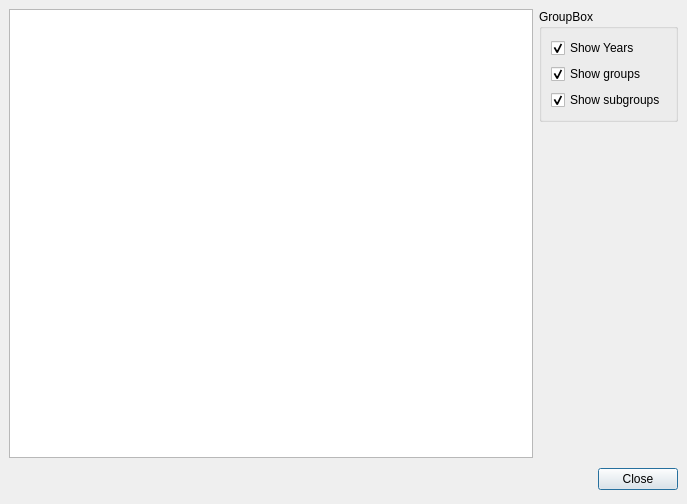
First picture: the form in fet/src/interface/studentsstatisticsform_template.ui, repository vonmecheln/fet, before the edit.
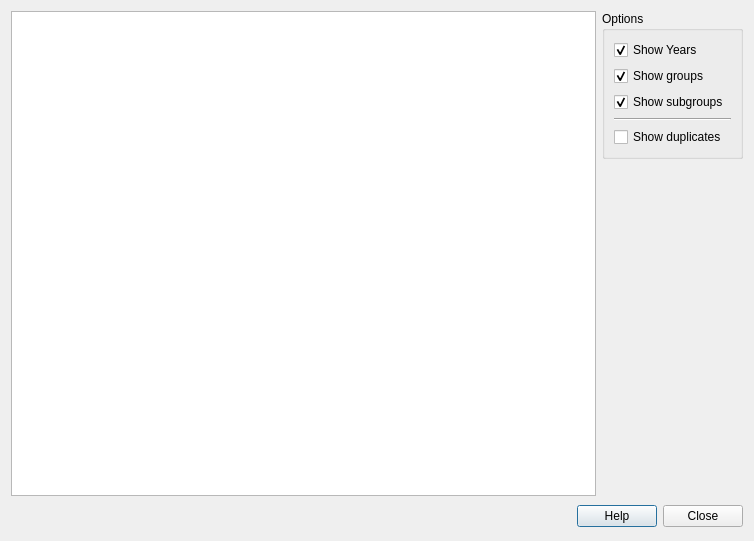
Second picture: the form after the edit.

Diff of the .ui file:
```diff
--- a/fet/src/interface/studentsstatisticsform_template.ui
+++ b/fet/src/interface/studentsstatisticsform_template.ui
@@ -8,44 +8,27 @@
    <rect>
     <x>0</x>
     <y>0</y>
-    <width>687</width>
-    <height>504</height>
+    <width>754</width>
+    <height>541</height>
    </rect>
   </property>
   <property name="windowTitle" >
    <string>FET - Students statistics</string>
   </property>
-  <layout class="QGridLayout" >
-   <property name="margin" >
-    <number>9</number>
-   </property>
-   <property name="spacing" >
-    <number>6</number>
-   </property>
+  <layout class="QGridLayout" name="gridLayout_2" >
+   <item rowspan="2" row="0" column="0" >
+    <widget class="QTableWidget" name="tableWidget" />
+   </item>
    <item row="0" column="1" >
-    <layout class="QVBoxLayout" >
-     <property name="margin" >
-      <number>0</number>
-     </property>
-     <property name="spacing" >
-      <number>6</number>
-     </property>
-     <item>
       <widget class="QGroupBox" name="groupBox" >
        <property name="title" >
-        <string>GroupBox</string>
-       </property>
-       <layout class="QGridLayout" >
-        <property name="margin" >
-         <number>9</number>
-        </property>
-        <property name="spacing" >
-         <number>6</number>
-        </property>
-        <item row="2" column="0" >
-         <widget class="QCheckBox" name="showSubgroupsCheckBox" >
+      <string>Options</string>
+     </property>
+     <layout class="QGridLayout" name="gridLayout" >
+      <item row="0" column="0" >
+       <widget class="QCheckBox" name="showYearsCheckBox" >
           <property name="text" >
-           <string>Show subgroups</string>
+         <string>Show Years</string>
           </property>
           <property name="checked" >
            <bool>true</bool>
@@ -62,55 +45,74 @@
           </property>
          </widget>
         </item>
-        <item row="0" column="0" >
-         <widget class="QCheckBox" name="showYearsCheckBox" >
+      <item row="2" column="0" >
+       <widget class="QCheckBox" name="showSubgroupsCheckBox" >
           <property name="text" >
-           <string>Show Years</string>
+         <string>Show subgroups</string>
           </property>
           <property name="checked" >
            <bool>true</bool>
           </property>
          </widget>
         </item>
+      <item row="3" column="0" >
+       <widget class="Line" name="line" >
+        <property name="orientation" >
+         <enum>Qt::Horizontal</enum>
+        </property>
+       </widget>
+      </item>
+      <item row="4" column="0" >
+       <widget class="QCheckBox" name="showCompleteStructureCheckBox" >
+        <property name="text" >
+         <string>Show duplicates</string>
+        </property>
+       </widget>
+      </item>
        </layout>
       </widget>
      </item>
-     <item>
+   <item row="1" column="1" >
       <spacer>
        <property name="orientation" >
         <enum>Qt::Vertical</enum>
        </property>
-       <property name="sizeHint" >
+     <property name="sizeHint" stdset="0" >
         <size>
-         <width>20</width>
-         <height>231</height>
+       <width>141</width>
+       <height>339</height>
         </size>
        </property>
       </spacer>
      </item>
-    </layout>
-   </item>
-   <item row="1" column="0" colspan="2" >
+   <item row="2" column="0" colspan="2" >
     <layout class="QHBoxLayout" >
-     <property name="margin" >
-      <number>0</number>
-     </property>
      <property name="spacing" >
       <number>6</number>
      </property>
+     <property name="margin" >
+      <number>0</number>
+     </property>
      <item>
       <spacer>
        <property name="orientation" >
         <enum>Qt::Horizontal</enum>
        </property>
-       <property name="sizeHint" >
+       <property name="sizeHint" stdset="0" >
         <size>
-         <width>131</width>
-         <height>31</height>
+         <width>604</width>
+         <height>28</height>
         </size>
        </property>
       </spacer>
      </item>
+     <item>
+      <widget class="QPushButton" name="helpPushButton" >
+       <property name="text" >
+        <string>Help</string>
+       </property>
+      </widget>
+     </item>
      <item>
       <widget class="QPushButton" name="closeButton" >
        <property name="text" >
@@ -120,9 +122,6 @@
      </item>
     </layout>
    </item>
-   <item row="0" column="0" >
-    <widget class="QTableWidget" name="tableWidget" />
-   </item>
   </layout>
  </widget>
  <pixmapfunction></pixmapfunction>
```
Left out of the diff: 4 changed lines with no effect on the pictures. Lines whose indentation alone changed are shown as unchanged.
